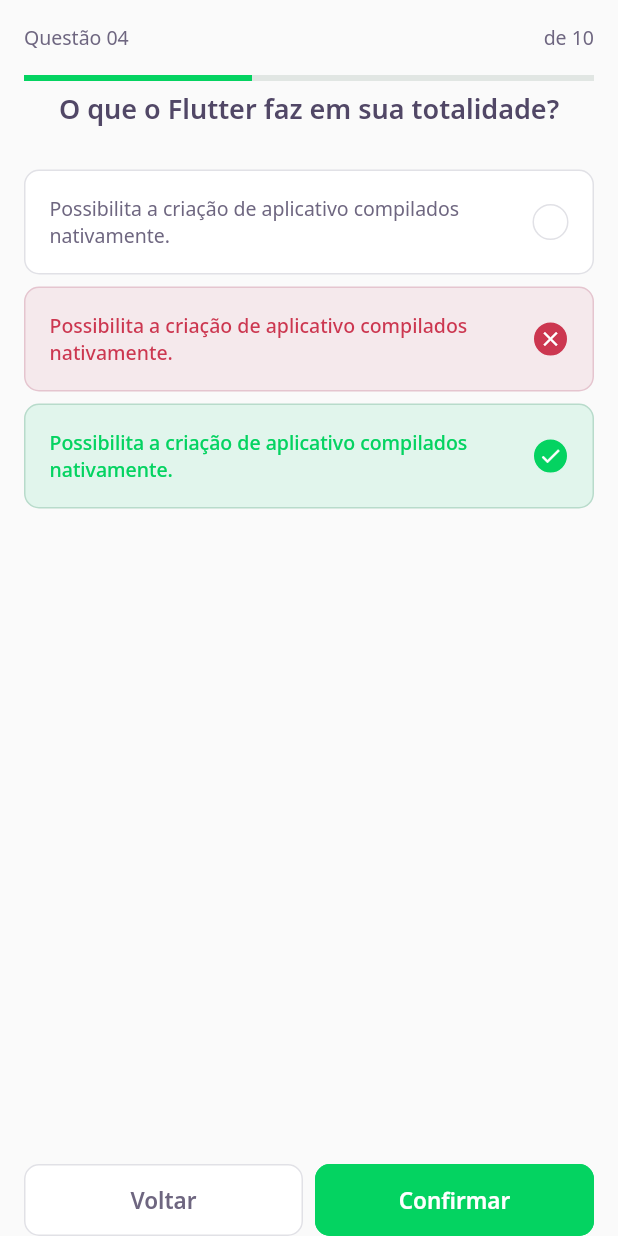
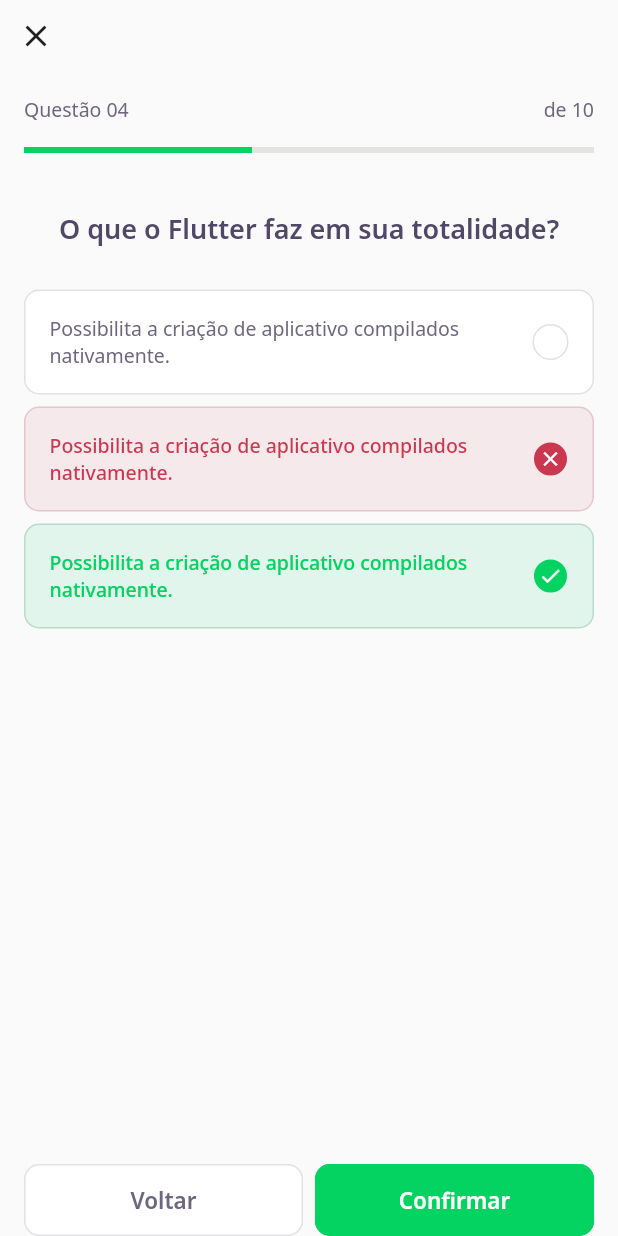
Before and after one commit to 90lucasgabriel/quiz-nlw5, a Flutter app: the ChallengePage screen opened directly, on a phone screen of 412 x 824 dp. Run offline on Flutter 3.47's test engine with Material 2 defaults, Android fonts, the phone set to English and light mode, and no system bars; our stand-ins replace google_fonts; accounts and stored records are empty; network calls fail.

Commit message:
13 - New: Navigation;

```diff
--- a/lib/challenge/challenge_page.dart
+++ b/lib/challenge/challenge_page.dart
@@ -13,10 +13,21 @@
   Widget build(BuildContext context) {
     return Scaffold(
       appBar: PreferredSize(
-        preferredSize: Size.fromHeight(60),
+        preferredSize: Size.fromHeight(140),
         child: SafeArea(
           top: true,
-          child: QuestionIndicatorWidget(),
+          child: Column(
+            crossAxisAlignment: CrossAxisAlignment.start,
+            children: [
+              IconButton(
+                icon: Icon(Icons.close),
+                onPressed: () {
+                  Navigator.pop(context);
+                },
+              ),
+              QuestionIndicatorWidget(),
+            ],
+          ),
         ),
       ),
       body: QuizWidget(title: 'O que o Flutter faz em sua totalidade?'),
```
Also changed, not shown: lib/home/home_page.dart (+9 -0 lines), lib/home/widgets/quiz_card/quiz_card_widget.dart (+10 -5 lines).
